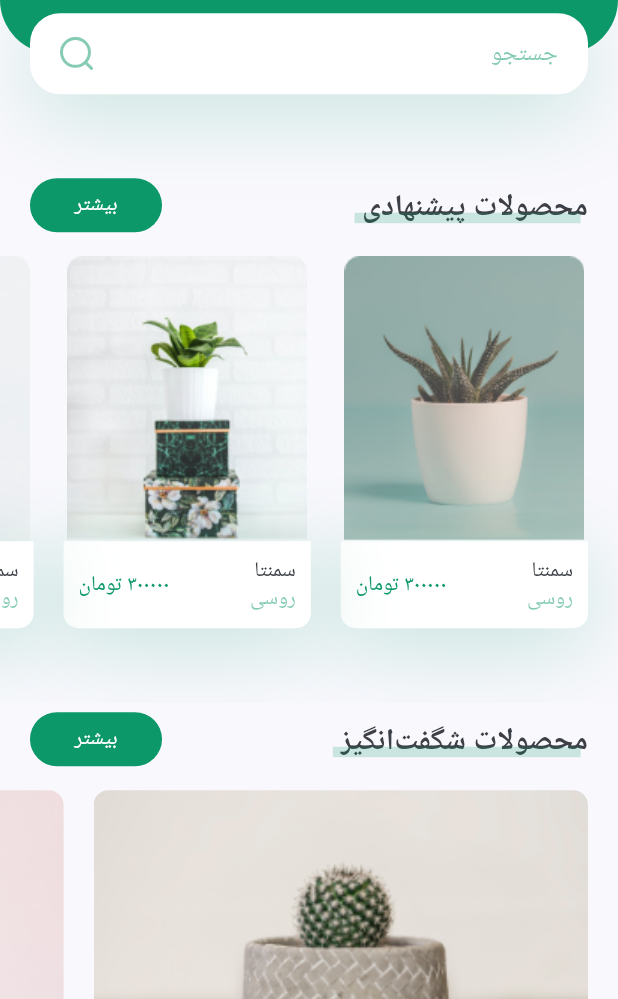
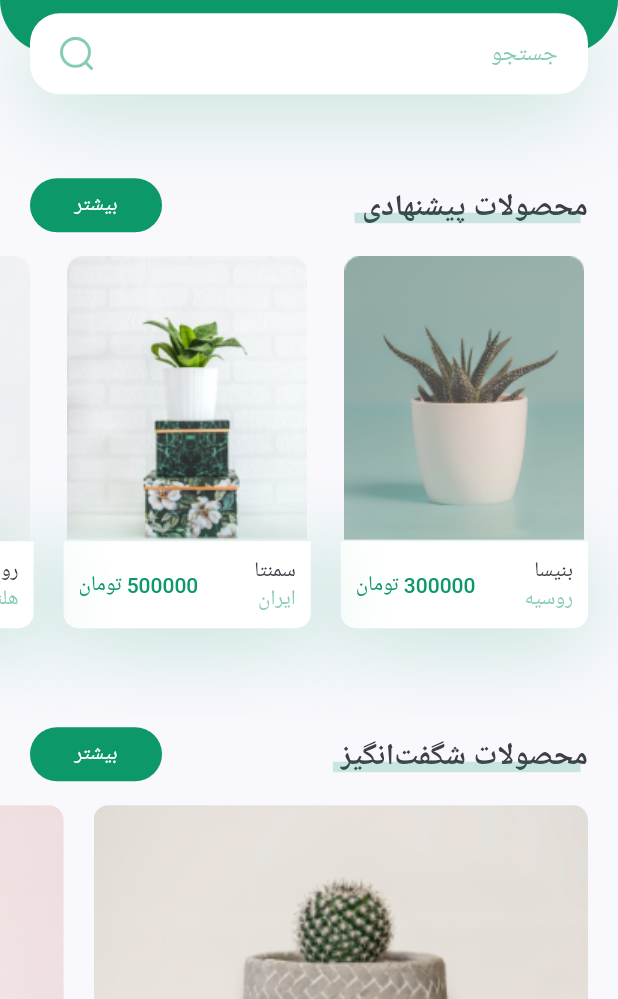
Before and after one commit to mohaddese136/persian-plant-shop-flutter, a Flutter app: the screen it shows after launch, on a phone screen of 412 x 824 dp, the part 237-1236 px from its top. Run offline on Flutter 3.47's test engine with Material 2 defaults, Android fonts, the phone set to English and light mode, and no system bars; our stand-ins replace flutter_svg.

Commit message:
plant data layer

```diff
--- a/lib/components/recomend_plant_card.dart
+++ b/lib/components/recomend_plant_card.dart
@@ -1,5 +1,7 @@
 import 'package:flutter/material.dart';
+import 'package:testapp/components/featured_plants.dart';
 import 'package:testapp/screens/details/details_screen.dart';
+import 'package:testapp/services/plant.dart';
 import '../constants.dart';
 
 class RecomendsPlants extends StatelessWidget {
@@ -9,39 +11,44 @@ class RecomendsPlants extends StatelessWidget {
 
   @override
   Widget build(BuildContext context) {
-    return SingleChildScrollView(
-      scrollDirection: Axis.horizontal,
-      child: Row(
-        children: [
-          RecomendPlantCard(
-              image: "assets/images/image_1.png",
-              title: "سمنتا",
-              country: "روسی",
-              price: "۳۰۰۰۰۰",
-              press: () {
-                Navigator.push(context,
-                    MaterialPageRoute(builder: (context) => DetailsScreen()));
-              }),
-          RecomendPlantCard(
-              image: "assets/images/image_2.png",
-              title: "سمنتا",
-              country: "روسی",
-              price: "۳۰۰۰۰۰",
-              press: () {
-                Navigator.push(context,
-                    MaterialPageRoute(builder: (context) => DetailsScreen()));
-              }),
-          RecomendPlantCard(
-              image: "assets/images/image_3.png",
-              title: "سمنتا",
-              country: "روسی",
-              price: "۳۰۰۰۰۰",
-              press: () {
-                Navigator.push(context,
-                    MaterialPageRoute(builder: (context) => DetailsScreen()));
-              }),
-        ],
-      ),
+    List<Plant> plants = [
+      Plant(
+          title: "بنیسا",
+          country: "روسیه",
+          price: 300000,
+          image: "assets/images/image_1.png"),
+      Plant(
+          title: "سمنتا",
+          country: "ایران",
+          price: 500000,
+          image: "assets/images/image_2.png"),
+      Plant(
+          title: "روزا",
+          country: "هلند",
+          price: 900000,
+          image: "assets/images/image_3.png")
+    ];
+    return SizedBox(
+      height: 318,
+      child: ListView.builder(
+          shrinkWrap: true,
+          scrollDirection: Axis.horizontal,
+          itemCount: plants.length,
+          itemBuilder: (context, index) {
+            return RecomendPlantCard(
+                image: plants[index].image,
+                title: plants[index].title,
+                country: plants[index].country,
+                price: plants[index].price,
+                press: () {
+                  Navigator.push(
+                      context,
+                      MaterialPageRoute(
+                          builder: (context) => DetailsScreen(
+                                plant: plants[index],
+                              )));
+                });
+          }),
     );
   }
 }
@@ -56,7 +63,8 @@ class RecomendPlantCard extends StatelessWidget {
     this.press,
   }) : super(key: key);
 
-  final String image, title, country, price;
+  final String image, title, country;
+  final int price;
   final Function press;
 
   @override
--- /dev/null
+++ b/lib/services/plant.dart
@@ -0,0 +1,8 @@
+class Plant {
+  final String title;
+  final String country;
+  final String image;
+  final int price;
+
+  Plant({this.title, this.country, this.price, this.image});
+}
```
Also changed, not shown: lib/screens/details/components/body.dart (+48 -43 lines), lib/screens/details/components/icon_card.dart (added, +37 -0 lines), lib/screens/details/components/image_and_icons.dart (added, +70 -0 lines), lib/screens/details/components/title_and_pricing.dart (added, +48 -0 lines), lib/screens/details/details_screen.dart (+7 -1 lines).
